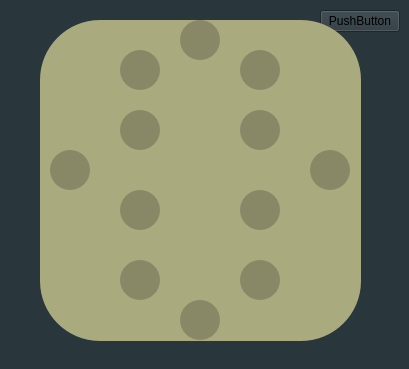
Before: the Qt Designer form ClockW/clockw.ui in Brian7744/Repo-Reloj-2024, drawn with Qt 5.
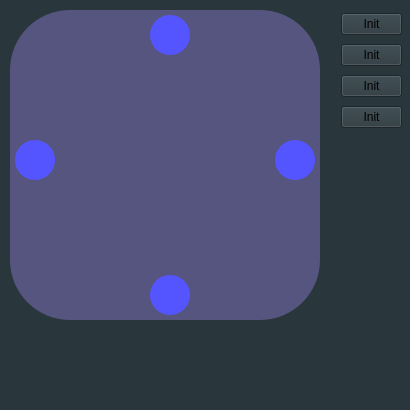
After: the same form once the commit is applied.

Diff of the .ui file:
```diff
--- a/ClockW/clockw.ui
+++ b/ClockW/clockw.ui
@@ -6,8 +6,8 @@
    <rect>
     <x>0</x>
     <y>0</y>
-    <width>409</width>
-    <height>369</height>
+    <width>410</width>
+    <height>410</height>
    </rect>
   </property>
   <property name="minimumSize">
@@ -25,32 +25,20 @@
   <property name="styleSheet">
    <string notr="true">background-color: rgb(41, 54, 60);</string>
   </property>
-  <widget class="QPushButton" name="pushButton">
+  <widget class="QFrame" name="base">
    <property name="geometry">
     <rect>
-     <x>320</x>
+     <x>10</x>
      <y>10</y>
-     <width>80</width>
-     <height>22</height>
-    </rect>
-   </property>
-   <property name="text">
-    <string>PushButton</string>
-   </property>
-  </widget>
-  <widget class="QFrame" name="frame">
-   <property name="geometry">
-    <rect>
-     <x>40</x>
-     <y>20</y>
-     <width>321</width>
-     <height>321</height>
+     <width>310</width>
+     <height>310</height>
     </rect>
    </property>
    <property name="styleSheet">
     <string notr="true">
 border-radius: 60px;
-background-color: rgb(170, 170, 127);
+/*background-color: rgb(170, 170, 127);fondo marron*/
+background-color: rgb(85,85,127);
 </string>
    </property>
    <property name="frameShape">
@@ -63,13 +51,13 @@
     <property name="geometry">
      <rect>
       <x>140</x>
-      <y>0</y>
+      <y>5</y>
       <width>40</width>
       <height>40</height>
      </rect>
     </property>
     <property name="styleSheet">
-     <string notr="true">background-color: rgb(136, 136, 102);
+     <string notr="true">background-color: rgb(85, 85, 255);
 border-radius: 20px;</string>
     </property>
     <property name="frameShape">
@@ -83,13 +71,13 @@
     <property name="geometry">
      <rect>
       <x>140</x>
-      <y>280</y>
+      <y>265</y>
       <width>40</width>
       <height>40</height>
      </rect>
     </property>
     <property name="styleSheet">
-     <string notr="true">background-color: rgb(136, 136, 102);
+     <string notr="true">background-color: rgb(85, 85, 255);
 border-radius: 20px;</string>
     </property>
     <property name="frameShape">
@@ -102,14 +90,14 @@
    <widget class="QFrame" name="per_4">
     <property name="geometry">
      <rect>
-      <x>270</x>
+      <x>265</x>
       <y>130</y>
       <width>40</width>
       <height>40</height>
      </rect>
     </property>
     <property name="styleSheet">
-     <string notr="true">background-color: rgb(136, 136, 102);
+     <string notr="true">background-color: rgb(85, 85, 255);
 border-radius: 20px;</string>
     </property>
     <property name="frameShape">
@@ -122,14 +110,14 @@
    <widget class="QFrame" name="per_5">
     <property name="geometry">
      <rect>
-      <x>10</x>
+      <x>5</x>
       <y>130</y>
       <width>40</width>
       <height>40</height>
      </rect>
     </property>
     <property name="styleSheet">
-     <string notr="true">background-color: rgb(136, 136, 102);
+     <string notr="true">background-color: rgb(85, 85, 255);
 border-radius: 20px;</string>
     </property>
     <property name="frameShape">
@@ -139,166 +127,46 @@
      <enum>QFrame::Raised</enum>
     </property>
    </widget>
-   <widget class="QFrame" name="per_6">
-    <property name="geometry">
-     <rect>
-      <x>80</x>
-      <y>30</y>
-      <width>40</width>
-      <height>40</height>
-     </rect>
-    </property>
-    <property name="styleSheet">
-     <string notr="true">background-color: rgb(136, 136, 102);
-border-radius: 20px;</string>
-    </property>
-    <property name="frameShape">
-     <enum>QFrame::NoFrame</enum>
-    </property>
-    <property name="frameShadow">
-     <enum>QFrame::Raised</enum>
-    </property>
-   </widget>
-   <widget class="QFrame" name="per_7">
-    <property name="geometry">
-     <rect>
-      <x>80</x>
-      <y>90</y>
-      <width>40</width>
-      <height>40</height>
-     </rect>
-    </property>
-    <property name="styleSheet">
-     <string notr="true">background-color: rgb(136, 136, 102);
-border-radius: 20px;</string>
-    </property>
-    <property name="frameShape">
-     <enum>QFrame::NoFrame</enum>
-    </property>
-    <property name="frameShadow">
-     <enum>QFrame::Raised</enum>
-    </property>
-   </widget>
-   <widget class="QFrame" name="per_8">
-    <property name="geometry">
-     <rect>
-      <x>200</x>
-      <y>30</y>
-      <width>40</width>
-      <height>40</height>
-     </rect>
-    </property>
-    <property name="styleSheet">
-     <string notr="true">background-color: rgb(136, 136, 102);
-border-radius: 20px;</string>
-    </property>
-    <property name="frameShape">
-     <enum>QFrame::NoFrame</enum>
-    </property>
-    <property name="frameShadow">
-     <enum>QFrame::Raised</enum>
-    </property>
-   </widget>
-   <widget class="QFrame" name="per_9">
-    <property name="geometry">
-     <rect>
-      <x>200</x>
-      <y>90</y>
-      <width>40</width>
-      <height>40</height>
-     </rect>
-    </property>
-    <property name="styleSheet">
-     <string notr="true">background-color: rgb(136, 136, 102);
-border-radius: 20px;</string>
-    </property>
-    <property name="frameShape">
-     <enum>QFrame::NoFrame</enum>
-    </property>
-    <property name="frameShadow">
-     <enum>QFrame::Raised</enum>
-    </property>
-   </widget>
-   <widget class="QFrame" name="per_10">
-    <property name="geometry">
-     <rect>
-      <x>200</x>
-      <y>170</y>
-      <width>40</width>
-      <height>40</height>
-     </rect>
-    </property>
-    <property name="styleSheet">
-     <string notr="true">background-color: rgb(136, 136, 102);
-border-radius: 20px;</string>
-    </property>
-    <property name="frameShape">
-     <enum>QFrame::NoFrame</enum>
-    </property>
-    <property name="frameShadow">
-     <enum>QFrame::Raised</enum>
-    </property>
-   </widget>
-   <widget class="QFrame" name="per_11">
-    <property name="geometry">
-     <rect>
-      <x>200</x>
-      <y>240</y>
-      <width>40</width>
-      <height>40</height>
-     </rect>
-    </property>
-    <property name="styleSheet">
-     <string notr="true">background-color: rgb(136, 136, 102);
-border-radius: 20px;</string>
-    </property>
-    <property name="frameShape">
-     <enum>QFrame::NoFrame</enum>
-    </property>
-    <property name="frameShadow">
-     <enum>QFrame::Raised</enum>
-    </property>
-   </widget>
-   <widget class="QFrame" name="per_12">
-    <property name="geometry">
-     <rect>
-      <x>80</x>
-      <y>240</y>
-      <width>40</width>
-      <height>40</height>
-     </rect>
-    </property>
-    <property name="styleSheet">
-     <string notr="true">background-color: rgb(136, 136, 102);
-border-radius: 20px;</string>
-    </property>
-    <property name="frameShape">
-     <enum>QFrame::NoFrame</enum>
-    </property>
-    <property name="frameShadow">
-     <enum>QFrame::Raised</enum>
-    </property>
-   </widget>
-   <widget class="QFrame" name="per_13">
-    <property name="geometry">
-     <rect>
-      <x>80</x>
-      <y>170</y>
-      <width>40</width>
-      <height>40</height>
-     </rect>
-    </property>
-    <property name="styleSheet">
-     <string notr="true">background-color: rgb(136, 136, 102);
-border-radius: 20px;</string>
-    </property>
-    <property name="frameShape">
-     <enum>QFrame::NoFrame</enum>
-    </property>
-    <property name="frameShadow">
-     <enum>QFrame::Raised</enum>
-    </property>
-   </widget>
+  </widget>
+  <widget class="QWidget" name="verticalLayoutWidget">
+   <property name="geometry">
+    <rect>
+     <x>341</x>
+     <y>10</y>
+     <width>61</width>
+     <height>121</height>
+    </rect>
+   </property>
+   <layout class="QVBoxLayout" name="verticalLayout_2">
+    <item>
+     <widget class="QPushButton" name="pushButton">
+      <property name="text">
+       <string>Init</string>
+      </property>
+     </widget>
+    </item>
+    <item>
+     <widget class="QPushButton" name="pushButton_2">
+      <property name="text">
+       <string>Init</string>
+      </property>
+     </widget>
+    </item>
+    <item>
+     <widget class="QPushButton" name="pushButton_3">
+      <property name="text">
+       <string>Init</string>
+      </property>
+     </widget>
+    </item>
+    <item>
+     <widget class="QPushButton" name="pushButton_4">
+      <property name="text">
+       <string>Init</string>
+      </property>
+     </widget>
+    </item>
+   </layout>
   </widget>
  </widget>
  <resources/>
```
